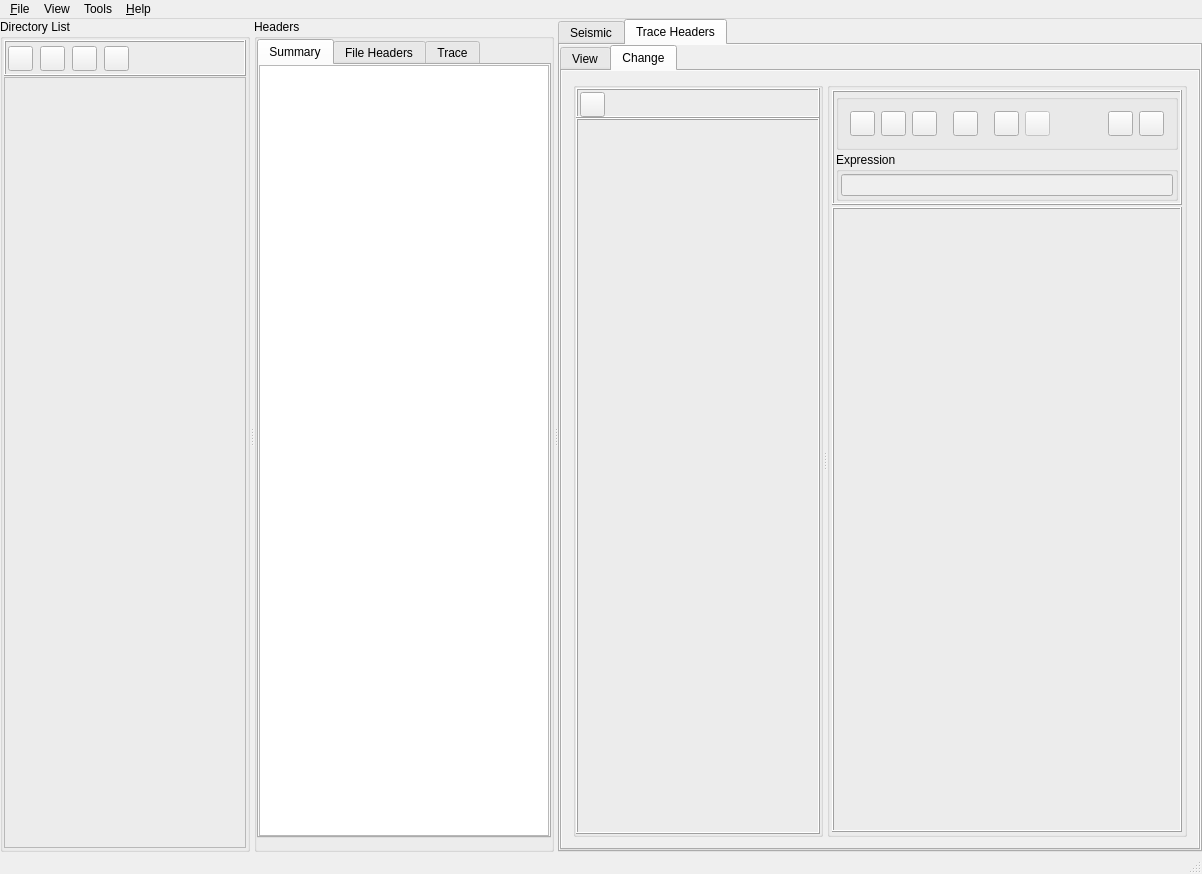
The window that SeiSeeMp/mainwindow.ui (tuoyuangui/SeiSee) describes before a commit, drawn with Qt 5.
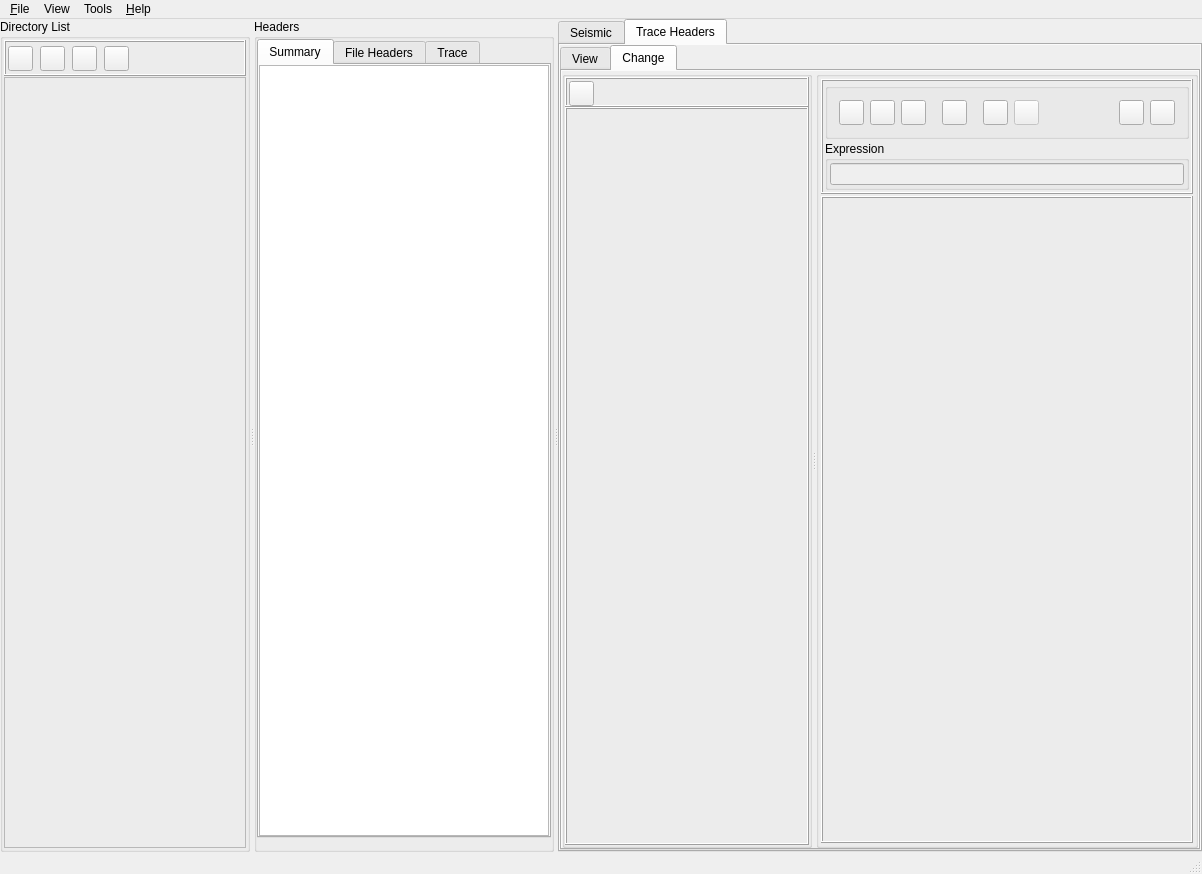
The same window after the commit. The open tabs and pages were chosen to show the change. Icons and pictures are not drawn.

Commit message: 微调部分控件的边距

```diff
--- a/SeiSeeMp/mainwindow.ui
+++ b/SeiSeeMp/mainwindow.ui
@@ -2588,6 +2588,21 @@
              <string>Change</string>
             </attribute>
             <layout class="QVBoxLayout" name="verticalLayout_25">
+             <property name="spacing">
+              <number>0</number>
+             </property>
+             <property name="leftMargin">
+              <number>0</number>
+             </property>
+             <property name="topMargin">
+              <number>0</number>
+             </property>
+             <property name="rightMargin">
+              <number>0</number>
+             </property>
+             <property name="bottomMargin">
+              <number>0</number>
+             </property>
              <item>
               <widget class="QSplitter" name="splitter_3">
                <property name="orientation">
```
The commit also changes 1 other file.
